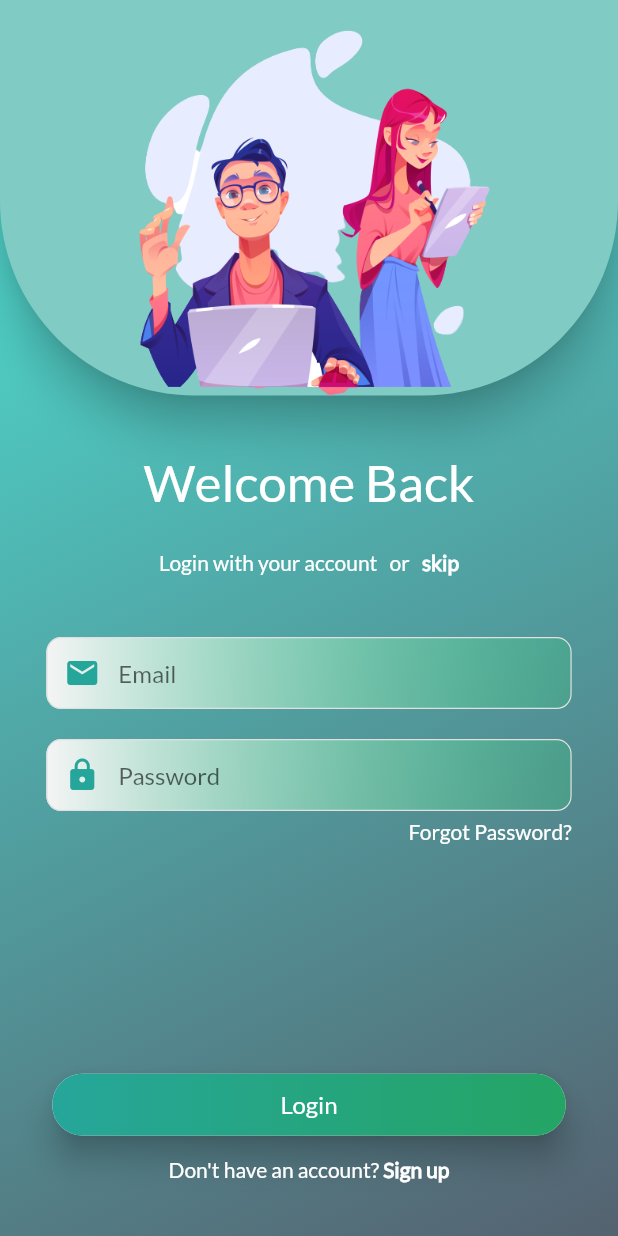
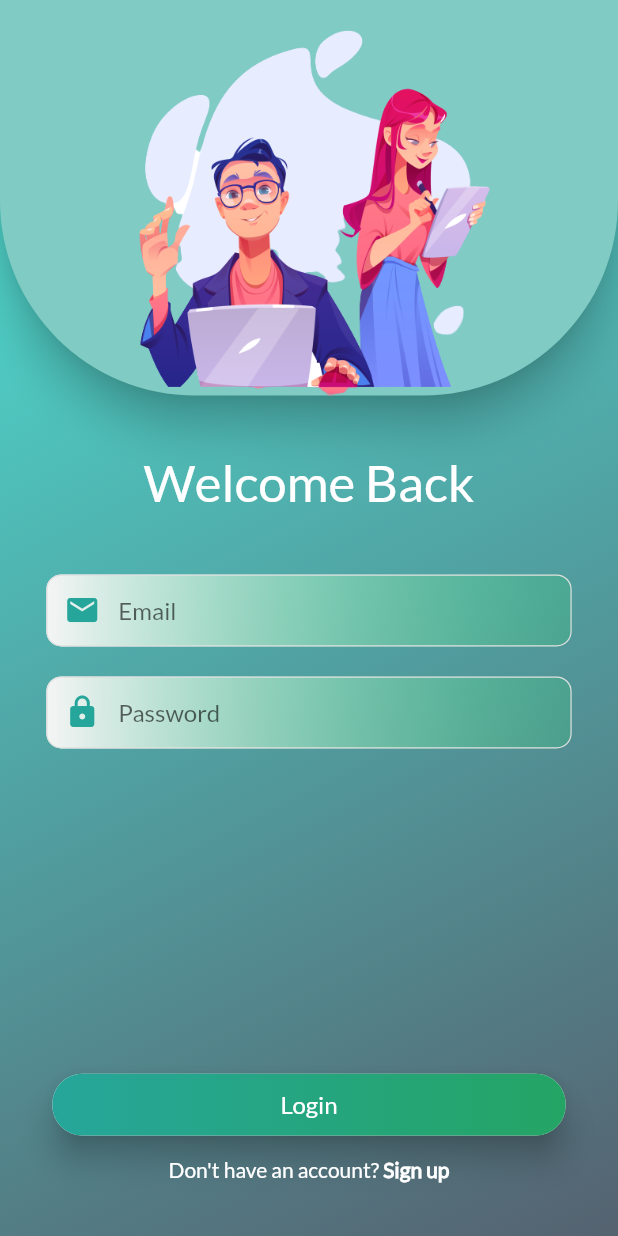
Before and after one commit to gurudevsingh14/strike_task, a Flutter app: the screen it shows after launch, on a phone screen of 412 x 824 dp. Run offline on Flutter 3.47's test engine with Material 2 defaults, Android fonts, the phone set to English and light mode, and no system bars; our stand-ins replace animated_splash_screen, cached_network_image, firebase_auth, firebase_core, firebase_storage, flutter_slidable and 8 more; missing offline and left inert: age_calculator, pandabar, simple_connection_checker; accounts and stored records are empty.

Commit message:
login screen updated

```diff
--- a/lib/view/Screens/AuthScreens/login_screen.dart
+++ b/lib/view/Screens/AuthScreens/login_screen.dart
@@ -62,17 +62,6 @@ class _LoginScreenState extends State<LoginScreen> {
                         // SizedBox(height: displayHeight(context)*0.2,),
                         SizedBox(height: displayWidth(context)*0.09,),
                         Text("Welcome Back",style: TextStyle(fontSize: 34,fontWeight: FontWeight.w500,color: whiteColor),),
-                        SizedBox(height: displayHeight(context)*0.03,),
-                        Row(
-                          mainAxisAlignment: MainAxisAlignment.center,
-                          children: [
-                          Text("Login with your account", style: TextStyle(color: whiteColor,fontSize: 14),),
-                            Text("   or   ", style: TextStyle(color: whiteColor,fontSize: 14),),
-                          InkWell(child: Text("skip", style: TextStyle(color: whiteColor,fontSize: 14,fontWeight: FontWeight.bold),),
-                          onTap: (){
-                            Navigator.pushReplacementNamed(context, '/HomeScreen');
-                          }),
-                        ],),
                         SizedBox(height: displayHeight(context)*0.05,),
                         GradientTextField(
                             validator: (value) {
@@ -86,15 +75,15 @@ class _LoginScreenState extends State<LoginScreen> {
                           },
                           hintText: "Password",icon: Icon(Icons.lock,color: primaryColor,),textController: password,obsureText: true,),
                         SizedBox(height: 5,),
-                        Row(
-                          mainAxisAlignment: MainAxisAlignment.end,
-                          children: [
-                            InkWell(
-                            child: Text(
-                              "Forgot Password?",style: TextStyle(color: whiteColor),
-                            ),
-                          )],
-                        ),
+                        // Row(
+                        //   mainAxisAlignment: MainAxisAlignment.end,
+                        //   children: [
+                        //     InkWell(
+                        //     child: Text(
+                        //       "Forgot Password?",style: TextStyle(color: whiteColor),
+                        //     ),
+                        //   )],
+                        // ),
                         (loadScreen)
                             ? const Center(
                           child: CircularProgressIndicator(),
```
